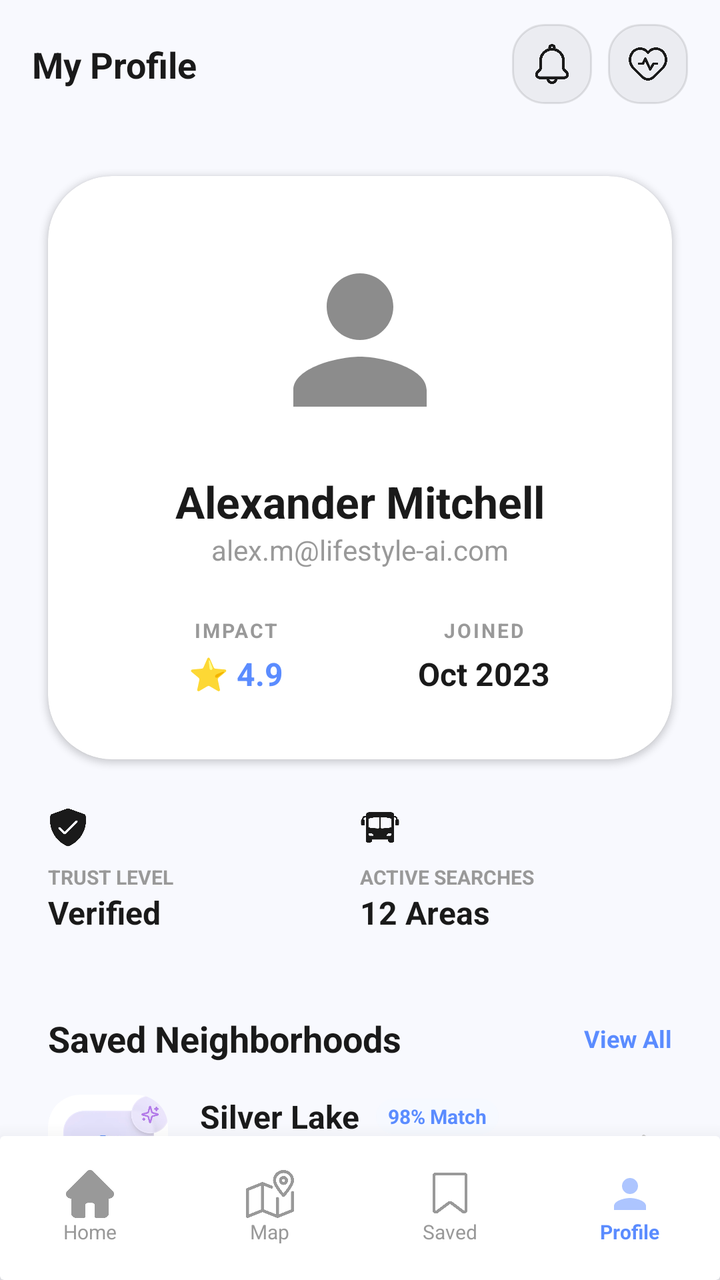
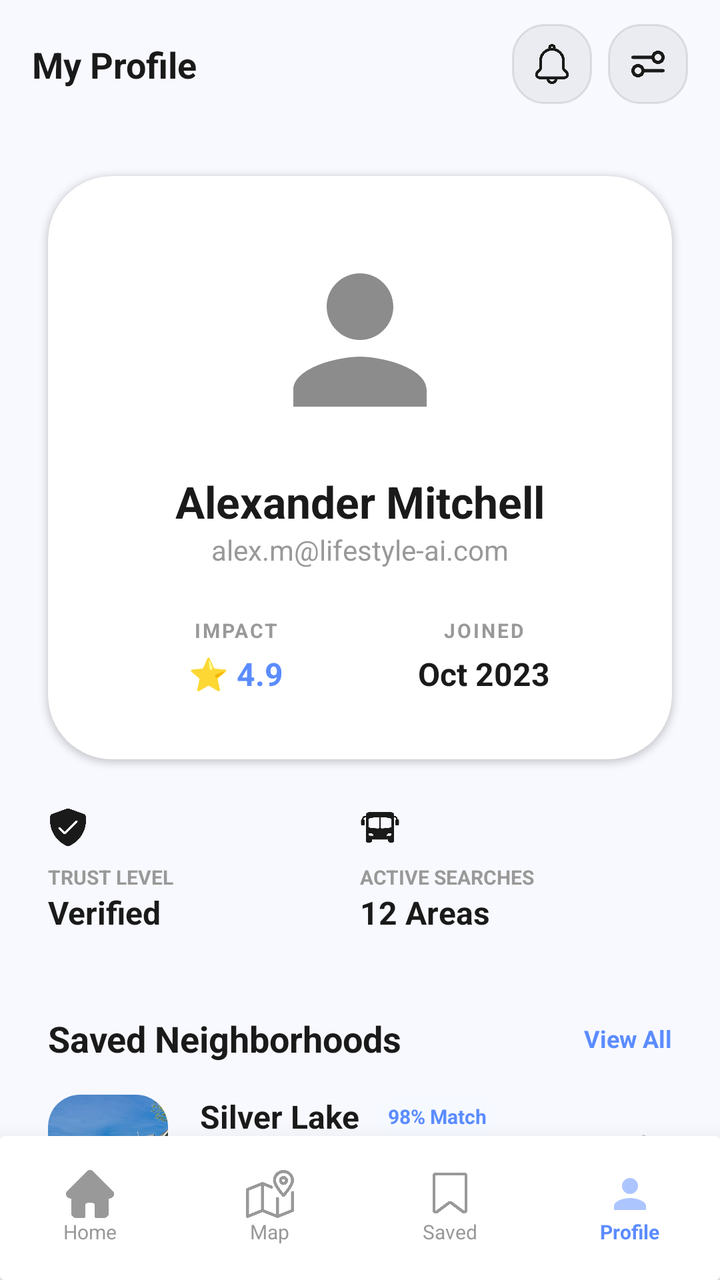

The first picture is an Android layout as it rendered before a commit; the second is the same layout after the commit. The layout source and the unified diff follow.
<!-- AndroidManifest.xml: application theme Theme.NeighborFitAI -->
<!-- res/layout/fragment_profile.xml -->
<?xml version="1.0" encoding="utf-8"?>
<androidx.constraintlayout.widget.ConstraintLayout xmlns:android="http://schemas.android.com/apk/res/android"
    xmlns:app="http://schemas.android.com/apk/res-auto"
    xmlns:tools="http://schemas.android.com/tools"
    android:layout_width="match_parent"
    android:layout_height="match_parent"
    android:background="#F8F9FE">

    
    <androidx.constraintlayout.widget.ConstraintLayout
        android:id="@+id/toolbar"
        android:layout_width="match_parent"
        android:layout_height="?attr/actionBarSize"
        android:paddingHorizontal="16dp"
        app:layout_constraintTop_toTopOf="parent">

        <TextView
            android:layout_width="wrap_content"
            android:layout_height="wrap_content"
            android:text="My Profile"
            android:textColor="#1A1A1A"
            android:textSize="18sp"
            android:textStyle="bold"
            app:layout_constraintBottom_toBottomOf="parent"
            app:layout_constraintStart_toStartOf="parent"
            app:layout_constraintTop_toTopOf="parent" />

        <ImageView
            android:id="@+id/btnNotification"
            android:layout_width="40dp"
            android:layout_height="40dp"
            android:layout_marginEnd="8dp"
            android:background="@drawable/bg_edittext_light"
            android:padding="10dp"
            android:src="@drawable/notification"
            app:layout_constraintBottom_toBottomOf="parent"
            app:layout_constraintEnd_toStartOf="@id/btnSettings"
            app:layout_constraintTop_toTopOf="parent"
            app:tint="#1A1A1A" />

        <ImageView
            android:id="@+id/btnSettings"
            android:layout_width="40dp"
            android:layout_height="40dp"
            android:background="@drawable/bg_edittext_light"
            android:padding="10dp"
            android:src="@drawable/lifestyle"
            app:layout_constraintBottom_toBottomOf="parent"
            app:layout_constraintEnd_toEndOf="parent"
            app:layout_constraintTop_toTopOf="parent"
            app:tint="#1A1A1A" />

    </androidx.constraintlayout.widget.ConstraintLayout>

    <androidx.core.widget.NestedScrollView
        android:layout_width="match_parent"
        android:layout_height="0dp"
        android:fillViewport="true"
        app:layout_constraintBottom_toTopOf="@+id/bottomNav"
        app:layout_constraintTop_toBottomOf="@id/toolbar">

        <LinearLayout
            android:layout_width="match_parent"
            android:layout_height="wrap_content"
            android:orientation="vertical"
            android:paddingBottom="40dp">

            
            <androidx.cardview.widget.CardView
                android:layout_width="match_parent"
                android:layout_height="wrap_content"
                android:layout_margin="24dp"
                app:cardBackgroundColor="@android:color/white"
                app:cardCornerRadius="32dp"
                app:cardElevation="2dp">

                <LinearLayout
                    android:layout_width="match_parent"
                    android:layout_height="wrap_content"
                    android:gravity="center_horizontal"
                    android:orientation="vertical"
                    android:padding="32dp">

                    <androidx.cardview.widget.CardView
                        android:layout_width="100dp"
                        android:layout_height="100dp"
                        app:cardCornerRadius="50dp"
                        app:cardElevation="0dp">
                        <ImageView
                            android:layout_width="match_parent"
                            android:layout_height="match_parent"
                            android:scaleType="centerCrop"
                            android:src="@drawable/ic_person"
                            app:tint="#1A1A1A" />
                    </androidx.cardview.widget.CardView>

                    <TextView
                        android:layout_width="wrap_content"
                        android:layout_height="wrap_content"
                        android:layout_marginTop="16dp"
                        android:text="Alexander Mitchell"
                        android:textColor="#1A1A1A"
                        android:textSize="22sp"
                        android:textStyle="bold" />

                    <TextView
                        android:layout_width="wrap_content"
                        android:layout_height="wrap_content"
                        android:text="alex.m@lifestyle-ai.com"
                        android:textColor="#999999"
                        android:textSize="14sp" />

                    <LinearLayout
                        android:layout_width="match_parent"
                        android:layout_height="wrap_content"
                        android:layout_marginTop="24dp"
                        android:orientation="horizontal">

                        <LinearLayout
                            android:layout_width="0dp"
                            android:layout_height="wrap_content"
                            android:layout_weight="1"
                            android:gravity="center"
                            android:orientation="vertical">
                            <TextView
                                android:layout_width="wrap_content"
                                android:layout_height="wrap_content"
                                android:text="IMPACT"
                                android:textColor="#999999"
                                android:textSize="10sp"
                                android:textStyle="bold"
                                android:letterSpacing="0.1"/>
                            <TextView
                                android:layout_width="wrap_content"
                                android:layout_height="wrap_content"
                                android:layout_marginTop="4dp"
                                android:text="⭐ 4.9"
                                android:textColor="#5B8CFF"
                                android:textSize="16sp"
                                android:textStyle="bold" />
                        </LinearLayout>

                        <LinearLayout
                            android:layout_width="0dp"
                            android:layout_height="wrap_content"
                            android:layout_weight="1"
                            android:gravity="center"
                            android:orientation="vertical">
                            <TextView
                                android:layout_width="wrap_content"
                                android:layout_height="wrap_content"
                                android:text="JOINED"
                                android:textColor="#999999"
                                android:textSize="10sp"
                                android:textStyle="bold"
                                android:letterSpacing="0.1"/>
                            <TextView
                                android:layout_width="wrap_content"
                                android:layout_height="wrap_content"
                                android:layout_marginTop="4dp"
                                android:text="Oct 2023"
                                android:textColor="#1A1A1A"
                                android:textSize="16sp"
                                android:textStyle="bold" />
                        </LinearLayout>
                    </LinearLayout>
                </LinearLayout>
            </androidx.cardview.widget.CardView>

            
            <LinearLayout
                android:layout_width="match_parent"
                android:layout_height="wrap_content"
                android:layout_marginHorizontal="24dp"
                android:orientation="horizontal">

                <LinearLayout
                    android:layout_width="0dp"
                    android:layout_height="wrap_content"
                    android:layout_weight="1"
                    android:orientation="vertical">
                    <ImageView
                        android:layout_width="20dp"
                        android:layout_height="20dp"
                        android:src="@drawable/shield"
                        app:tint="#1A1A1A" />
                    <TextView
                        android:layout_width="wrap_content"
                        android:layout_height="wrap_content"
                        android:layout_marginTop="8dp"
                        android:text="TRUST LEVEL"
                        android:textColor="#999999"
                        android:textSize="10sp"
                        android:textStyle="bold" />
                    <TextView
                        android:layout_width="wrap_content"
                        android:layout_height="wrap_content"
                        android:text="Verified"
                        android:textColor="#1A1A1A"
                        android:textSize="16sp"
                        android:textStyle="bold" />
                </LinearLayout>

                <LinearLayout
                    android:layout_width="0dp"
                    android:layout_height="wrap_content"
                    android:layout_weight="1"
                    android:orientation="vertical">
                    <ImageView
                        android:layout_width="20dp"
                        android:layout_height="20dp"
                        android:src="@drawable/commute"
                        app:tint="#1A1A1A" />
                    <TextView
                        android:layout_width="wrap_content"
                        android:layout_height="wrap_content"
                        android:layout_marginTop="8dp"
                        android:text="ACTIVE SEARCHES"
                        android:textColor="#999999"
                        android:textSize="10sp"
                        android:textStyle="bold" />
                    <TextView
                        android:layout_width="wrap_content"
                        android:layout_height="wrap_content"
                        android:text="12 Areas"
                        android:textColor="#1A1A1A"
                        android:textSize="16sp"
                        android:textStyle="bold" />
                </LinearLayout>
            </LinearLayout>

            
            <androidx.constraintlayout.widget.ConstraintLayout
                android:layout_width="match_parent"
                android:layout_height="wrap_content"
                android:layout_marginHorizontal="24dp"
                android:layout_marginTop="40dp">
                <TextView
                    android:layout_width="wrap_content"
                    android:layout_height="wrap_content"
                    android:text="Saved Neighborhoods"
                    android:textColor="#1A1A1A"
                    android:textSize="18sp"
                    android:textStyle="bold"
                    app:layout_constraintStart_toStartOf="parent"
                    app:layout_constraintTop_toTopOf="parent" />
                <TextView
                    android:layout_width="wrap_content"
                    android:layout_height="wrap_content"
                    android:text="View All"
                    android:textColor="#5B8CFF"
                    android:textSize="12sp"
                    android:textStyle="bold"
                    app:layout_constraintBottom_toBottomOf="parent"
                    app:layout_constraintEnd_toEndOf="parent"
                    app:layout_constraintTop_toTopOf="parent" />
            </androidx.constraintlayout.widget.ConstraintLayout>

            <LinearLayout
                android:layout_width="match_parent"
                android:layout_height="wrap_content"
                android:layout_marginTop="16dp"
                android:orientation="vertical"
                android:paddingHorizontal="24dp">

                
                <androidx.constraintlayout.widget.ConstraintLayout
                    android:layout_width="match_parent"
                    android:layout_height="wrap_content"
                    android:layout_marginBottom="16dp">
                    <androidx.cardview.widget.CardView
                        android:id="@+id/cvImg1"
                        android:layout_width="60dp"
                        android:layout_height="60dp"
                        app:cardCornerRadius="16dp"
                        app:cardElevation="0dp"
                        app:layout_constraintStart_toStartOf="parent"
                        app:layout_constraintTop_toTopOf="parent">
                        <ImageView
                            android:layout_width="match_parent"
                            android:layout_height="match_parent"
                            android:scaleType="centerCrop"
                            android:src="@drawable/onboarding3" />
                    </androidx.cardview.widget.CardView>
                    <TextView
                        android:id="@+id/tvName1"
                        android:layout_width="wrap_content"
                        android:layout_height="wrap_content"
                        android:layout_marginStart="16dp"
                        android:text="Silver Lake"
                        android:textColor="#1A1A1A"
                        android:textSize="16sp"
                        android:textStyle="bold"
                        app:layout_constraintStart_toEndOf="@id/cvImg1"
                        app:layout_constraintTop_toTopOf="@id/cvImg1" />
                    <TextView
                        android:layout_width="wrap_content"
                        android:layout_height="wrap_content"
                        android:layout_marginStart="8dp"
                        android:background="@drawable/indicator_inactive"
                        android:backgroundTint="#F0F7FF"
                        android:paddingHorizontal="6dp"
                        android:paddingVertical="2dp"
                        android:text="98% Match"
                        android:textColor="#5B8CFF"
                        android:textSize="10sp"
                        android:textStyle="bold"
                        app:layout_constraintBottom_toBottomOf="@id/tvName1"
                        app:layout_constraintStart_toEndOf="@id/tvName1"
                        app:layout_constraintTop_toTopOf="@id/tvName1" />
                    <TextView
                        android:layout_width="wrap_content"
                        android:layout_height="wrap_content"
                        android:text="Los Angeles, CA"
                        android:textColor="#999999"
                        android:textSize="12sp"
                        app:layout_constraintStart_toStartOf="@id/tvName1"
                        app:layout_constraintTop_toBottomOf="@id/tvName1" />
                    <ImageView
                        android:layout_width="20dp"
                        android:layout_height="20dp"
                        android:src="@drawable/rightarrow"
                        app:layout_constraintBottom_toBottomOf="parent"
                        app:layout_constraintEnd_toEndOf="parent"
                        app:layout_constraintTop_toTopOf="parent"
                        app:tint="#CCCCCC" />
                </androidx.constraintlayout.widget.ConstraintLayout>

                
                <androidx.constraintlayout.widget.ConstraintLayout
                    android:layout_width="match_parent"
                    android:layout_height="wrap_content"
                    android:layout_marginBottom="16dp">
                    <androidx.cardview.widget.CardView
                        android:id="@+id/cvImg2"
                        android:layout_width="60dp"
                        android:layout_height="60dp"
                        app:cardCornerRadius="16dp"
                        app:cardElevation="0dp"
                        app:layout_constraintStart_toStartOf="parent"
                        app:layout_constraintTop_toTopOf="parent">
                        <ImageView
                            android:layout_width="match_parent"
                            android:layout_height="match_parent"
                            android:scaleType="centerCrop"
                            android:src="@drawable/onboarding3" />
                    </androidx.cardview.widget.CardView>
                    <TextView
                        android:id="@+id/tvName2"
                        android:layout_width="wrap_content"
                        android:layout_height="wrap_content"
                        android:layout_marginStart="16dp"
                        android:text="Wicker Park"
                        android:textColor="#1A1A1A"
                        android:textSize="16sp"
                        android:textStyle="bold"
                        app:layout_constraintStart_toEndOf="@id/cvImg2"
                        app:layout_constraintTop_toTopOf="@id/cvImg2" />
                    <TextView
                        android:layout_width="wrap_content"
                        android:layout_height="wrap_content"
                        android:layout_marginStart="8dp"
                        android:background="@drawable/indicator_inactive"
                        android:backgroundTint="#F0F7FF"
                        android:paddingHorizontal="6dp"
                        android:paddingVertical="2dp"
                        android:text="84% Match"
                        android:textColor="#5B8CFF"
                        android:textSize="10sp"
                        android:textStyle="bold"
                        app:layout_constraintBottom_toBottomOf="@id/tvName2"
                        app:layout_constraintStart_toEndOf="@id/tvName2"
                        app:layout_constraintTop_toTopOf="@id/tvName2" />
                    <TextView
                        android:layout_width="wrap_content"
                        android:layout_height="wrap_content"
                        android:text="Chicago, IL"
                        android:textColor="#999999"
                        android:textSize="12sp"
                        app:layout_constraintStart_toStartOf="@id/tvName2"
                        app:layout_constraintTop_toBottomOf="@id/tvName2" />
                    <ImageView
                        android:layout_width="20dp"
                        android:layout_height="20dp"
                        android:src="@drawable/rightarrow"
                        app:layout_constraintBottom_toBottomOf="parent"
                        app:layout_constraintEnd_toEndOf="parent"
                        app:layout_constraintTop_toTopOf="parent"
                        app:tint="#CCCCCC" />
                </androidx.constraintlayout.widget.ConstraintLayout>

            </LinearLayout>

            
            <TextView
                android:layout_width="wrap_content"
                android:layout_height="wrap_content"
                android:layout_marginHorizontal="24dp"
                android:layout_marginTop="32dp"
                android:letterSpacing="0.1"
                android:text="SETTINGS"
                android:textColor="#999999"
                android:textSize="12sp"
                android:textStyle="bold" />

            <androidx.constraintlayout.widget.ConstraintLayout
                android:layout_width="match_parent"
                android:layout_height="wrap_content"
                android:layout_marginHorizontal="24dp"
                android:layout_marginTop="16dp"
                android:background="@drawable/bg_edittext_light"
                android:padding="16dp">
                <ImageView
                    android:id="@+id/ivSettingIcon"
                    android:layout_width="40dp"
                    android:layout_height="40dp"
                    android:background="@drawable/indicator_inactive"
                    android:backgroundTint="#F0F7FF"
                    android:padding="10dp"
                    android:src="@drawable/lifestyle"
                    app:layout_constraintStart_toStartOf="parent"
                    app:layout_constraintTop_toTopOf="parent"
                    app:tint="#5B8CFF" />
                <LinearLayout
                    android:layout_width="0dp"
                    android:layout_height="wrap_content"
                    android:layout_marginStart="16dp"
                    android:orientation="vertical"
                    app:layout_constraintBottom_toBottomOf="parent"
                    app:layout_constraintEnd_toStartOf="@+id/ivArrow"
                    app:layout_constraintStart_toEndOf="@id/ivSettingIcon"
                    app:layout_constraintTop_toTopOf="parent">
                    <TextView
                        android:layout_width="wrap_content"
                        android:layout_height="wrap_content"
                        android:text="Lifestyle Preferences"
                        android:textColor="#1A1A1A"
                        android:textSize="16sp"
                        android:textStyle="bold" />
                    <TextView
                        android:layout_width="wrap_content"
                        android:layout_height="wrap_content"
                        android:text="Commute, Safety, Vibe"
                        android:textColor="#999999"
                        android:textSize="12sp" />
                </LinearLayout>
                <ImageView
                    android:id="@+id/ivArrow"
                    android:layout_width="20dp"
                    android:layout_height="20dp"
                    android:src="@drawable/rightarrow"
                    app:layout_constraintBottom_toBottomOf="parent"
                    app:layout_constraintEnd_toEndOf="parent"
                    app:layout_constraintTop_toTopOf="parent"
                    app:tint="#CCCCCC" />
            </androidx.constraintlayout.widget.ConstraintLayout>

            
            <androidx.cardview.widget.CardView
                android:id="@+id/btnLogout"
                android:layout_width="match_parent"
                android:layout_height="64dp"
                android:layout_marginHorizontal="24dp"
                android:layout_marginTop="24dp"
                app:cardBackgroundColor="#FFF0F3"
                app:cardCornerRadius="20dp"
                app:cardElevation="0dp">
                <androidx.constraintlayout.widget.ConstraintLayout
                    android:layout_width="match_parent"
                    android:layout_height="match_parent"
                    android:paddingHorizontal="16dp">
                    <ImageView
                        android:id="@+id/ivLogoutIcon"
                        android:layout_width="24dp"
                        android:layout_height="24dp"
                        android:src="@drawable/rightarrow"
                        android:rotation="180"
                        app:layout_constraintBottom_toBottomOf="parent"
                        app:layout_constraintStart_toStartOf="parent"
                        app:layout_constraintTop_toTopOf="parent"
                        app:tint="#FF5B5B" />
                    <TextView
                        android:layout_width="wrap_content"
                        android:layout_height="wrap_content"
                        android:layout_marginStart="16dp"
                        android:text="Logout"
                        android:textColor="#FF5B5B"
                        android:textSize="16sp"
                        android:textStyle="bold"
                        app:layout_constraintBottom_toBottomOf="parent"
                        app:layout_constraintStart_toEndOf="@id/ivLogoutIcon"
                        app:layout_constraintTop_toTopOf="parent" />
                    <ImageView
                        android:layout_width="20dp"
                        android:layout_height="20dp"
                        android:src="@drawable/rightarrow"
                        app:layout_constraintBottom_toBottomOf="parent"
                        app:layout_constraintEnd_toEndOf="parent"
                        app:layout_constraintTop_toTopOf="parent"
                        app:tint="#FFD1D1" />
                </androidx.constraintlayout.widget.ConstraintLayout>
            </androidx.cardview.widget.CardView>

            
            <TextView
                android:layout_width="match_parent"
                android:layout_height="wrap_content"
                android:layout_marginTop="40dp"
                android:gravity="center"
                android:text="Viewing app as Premium Member. Need analytics?"
                android:textColor="#999999"
                android:textSize="12sp" />

            <TextView
                android:id="@+id/btnAdminDashboard"
                android:layout_width="match_parent"
                android:layout_height="wrap_content"
                android:layout_marginTop="8dp"
                android:gravity="center"
                android:text="Access Admin Dashboard"
                android:textColor="#5B8CFF"
                android:textSize="14sp"
                android:textStyle="bold" />

        </LinearLayout>
    </androidx.core.widget.NestedScrollView>

    
    <androidx.cardview.widget.CardView
        android:id="@+id/bottomNav"
        android:layout_width="match_parent"
        android:layout_height="72dp"
        app:cardBackgroundColor="@android:color/white"
        app:cardElevation="16dp"
        app:layout_constraintBottom_toBottomOf="parent">

        <LinearLayout
            android:layout_width="match_parent"
            android:layout_height="match_parent"
            android:orientation="horizontal">

            <LinearLayout
                android:layout_width="0dp"
                android:layout_height="match_parent"
                android:layout_weight="1"
                android:gravity="center"
                android:orientation="vertical">
                <ImageView
                    android:layout_width="24dp"
                    android:layout_height="24dp"
                    android:src="@drawable/home"
                    app:tint="#999999" />
                <TextView
                    android:layout_width="wrap_content"
                    android:layout_height="wrap_content"
                    android:text="Home"
                    android:textColor="#999999"
                    android:textSize="10sp" />
            </LinearLayout>

            <LinearLayout
                android:layout_width="0dp"
                android:layout_height="match_parent"
                android:layout_weight="1"
                android:gravity="center"
                android:orientation="vertical">
                <ImageView
                    android:layout_width="24dp"
                    android:layout_height="24dp"
                    android:src="@drawable/map"
                    app:tint="#999999" />
                <TextView
                    android:layout_width="wrap_content"
                    android:layout_height="wrap_content"
                    android:text="Map"
                    android:textColor="#999999"
                    android:textSize="10sp" />
            </LinearLayout>

            <LinearLayout
                android:layout_width="0dp"
                android:layout_height="match_parent"
                android:layout_weight="1"
                android:gravity="center"
                android:orientation="vertical">
                <ImageView
                    android:layout_width="24dp"
                    android:layout_height="24dp"
                    android:src="@drawable/bookmark"
                    app:tint="#999999" />
                <TextView
                    android:layout_width="wrap_content"
                    android:layout_height="wrap_content"
                    android:text="Saved"
                    android:textColor="#999999"
                    android:textSize="10sp" />
            </LinearLayout>

            <LinearLayout
                android:layout_width="0dp"
                android:layout_height="match_parent"
                android:layout_weight="1"
                android:gravity="center"
                android:orientation="vertical">
                <ImageView
                    android:layout_width="24dp"
                    android:layout_height="24dp"
                    android:src="@drawable/ic_person"
                    app:tint="#5B8CFF" />
                <TextView
                    android:layout_width="wrap_content"
                    android:layout_height="wrap_content"
                    android:text="Profile"
                    android:textColor="#5B8CFF"
                    android:textSize="10sp"
                    android:textStyle="bold" />
            </LinearLayout>
        </LinearLayout>
    </androidx.cardview.widget.CardView>

</androidx.constraintlayout.widget.ConstraintLayout>
<!-- resources referenced by this layout -->
<resources>
  <!-- drawable bg_edittext_light (drawable) -->
  <?xml version="1.0" encoding="utf-8"?>
  <shape xmlns:android="http://schemas.android.com/apk/res/android">
      <solid android:color="#0D000000" />
      <corners android:radius="16dp" />
      <stroke android:width="1dp" android:color="#1A000000" />
  </shape>
  <!-- drawable bookmark: png bitmap (drawable, 6367 bytes) -->
  <!-- drawable commute: png bitmap (drawable, 13554 bytes) -->
  <!-- drawable home: png bitmap (drawable, 6624 bytes) -->
  <!-- drawable ic_person (drawable) -->
  <vector xmlns:android="http://schemas.android.com/apk/res/android"
      android:width="24dp"
      android:height="24dp"
      android:viewportWidth="24"
      android:viewportHeight="24">
    <path
        android:fillColor="#80000000"
        android:pathData="M12,12c2.21,0 4,-1.79 4,-4s-1.79,-4 -4,-4 -4,1.79 -4,4 1.79,4 4,4zM12,14c-2.67,0 -8,1.34 -8,4v2h16v-2c0,-2.66 -5.33,-4 -8,-4z"/>
  </vector>
  <!-- drawable indicator_inactive (drawable) -->
  <shape xmlns:android="http://schemas.android.com/apk/res/android">
      <corners android:radius="10dp"/>
      <solid android:color="#40FFFFFF"/>
  </shape>
  <!-- drawable lifestyle: png bitmap (drawable, 15659 bytes) -->
  <!-- drawable map: png bitmap (drawable, 16698 bytes) -->
  <!-- drawable notification: png bitmap (drawable, 11412 bytes) -->
  <!-- drawable onboarding3: png bitmap (drawable, 115877 bytes) -->
  <!-- drawable rightarrow: png bitmap (drawable, 2601 bytes) -->
  <!-- drawable shield: png bitmap (drawable, 24014 bytes) -->
  <style name="Theme.NeighborFitAI" parent="Base.Theme.NeighborFitAI" />
  <style name="Base.Theme.NeighborFitAI" parent="Theme.Material3.DayNight.NoActionBar">
          
          
      </style>
</resources>

<!-- the commit's change to res/layout/fragment_profile.xml (unified diff, before → after) -->
@@ -44,7 +44,7 @@
             android:layout_height="40dp"
             android:background="@drawable/bg_edittext_light"
             android:padding="10dp"
-            android:src="@drawable/lifestyle"
+            android:src="@drawable/settings_sliders"
             app:layout_constraintBottom_toBottomOf="parent"
             app:layout_constraintEnd_toEndOf="parent"
             app:layout_constraintTop_toTopOf="parent"
@@ -280,7 +280,7 @@
                             android:layout_width="match_parent"
                             android:layout_height="match_parent"
                             android:scaleType="centerCrop"
-                            android:src="@drawable/onboarding3" />
+                            android:src="@drawable/neighborhood" />
                     </androidx.cardview.widget.CardView>
                     <TextView
                         android:id="@+id/tvName1"
@@ -343,7 +343,7 @@
                             android:layout_width="match_parent"
                             android:layout_height="match_parent"
                             android:scaleType="centerCrop"
-                            android:src="@drawable/onboarding3" />
+                            android:src="@drawable/neighborhood" />
                     </androidx.cardview.widget.CardView>
                     <TextView
                         android:id="@+id/tvName2"
@@ -417,7 +417,7 @@
                     android:background="@drawable/indicator_inactive"
                     android:backgroundTint="#F0F7FF"
                     android:padding="10dp"
-                    android:src="@drawable/lifestyle"
+                    android:src="@drawable/settingss"
                     app:layout_constraintStart_toStartOf="parent"
                     app:layout_constraintTop_toTopOf="parent"
                     app:tint="#5B8CFF" />
<!-- resource entries referenced after the edit -->
@@ -25,11 +25,12 @@
       <corners android:radius="10dp"/>
       <solid android:color="#40FFFFFF"/>
   </shape>
-  <!-- drawable lifestyle: png bitmap (drawable, 15659 bytes) -->
   <!-- drawable map: png bitmap (drawable, 16698 bytes) -->
+  <!-- drawable neighborhood: png bitmap (drawable, 142038 bytes) -->
   <!-- drawable notification: png bitmap (drawable, 11412 bytes) -->
-  <!-- drawable onboarding3: png bitmap (drawable, 115877 bytes) -->
   <!-- drawable rightarrow: png bitmap (drawable, 2601 bytes) -->
+  <!-- drawable settings_sliders: png bitmap (drawable, 9278 bytes) -->
+  <!-- drawable settingss: png bitmap (drawable, 19182 bytes) -->
   <!-- drawable shield: png bitmap (drawable, 24014 bytes) -->
   <style name="Theme.NeighborFitAI" parent="Base.Theme.NeighborFitAI" />
   <style name="Base.Theme.NeighborFitAI" parent="Theme.Material3.DayNight.NoActionBar">
